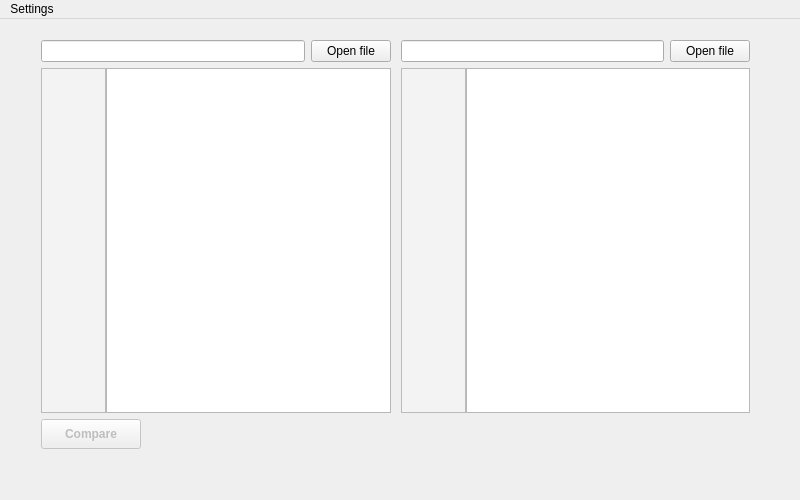
Old version of the form mainwindow.ui in the repository BraiNpusheR/mb_comparator.
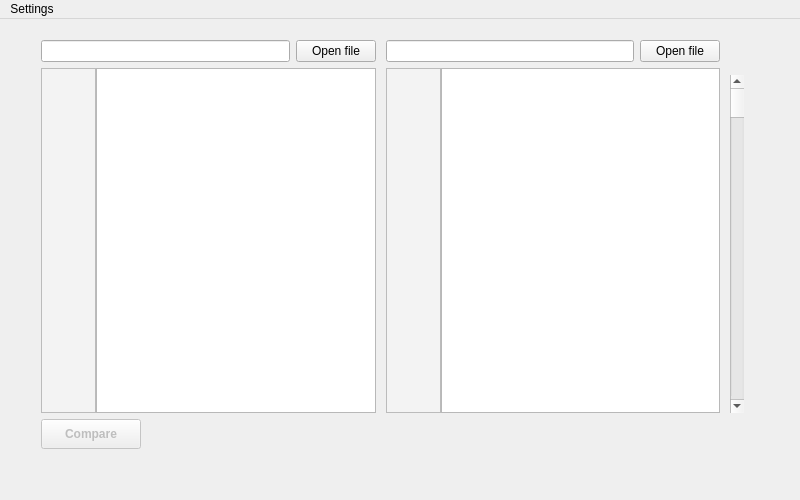
New version of the form.

Commit message: Поправил подстветку. Поправил форматирование. Добавил неактивный вертикальный скролл-бар. Синхронизировал ширину.

The edit to the form file:
```diff
--- a/mainwindow.ui
+++ b/mainwindow.ui
@@ -85,7 +85,7 @@
              </property>
              <property name="maximumSize">
               <size>
-               <width>65</width>
+               <width>55</width>
                <height>16777215</height>
               </size>
              </property>
@@ -185,7 +185,7 @@
             <widget class="QTextEdit" name="rightLineNumbers">
              <property name="maximumSize">
               <size>
-               <width>65</width>
+               <width>55</width>
                <height>16777215</height>
               </size>
              </property>
@@ -229,6 +229,33 @@
          </item>
         </layout>
        </item>
+       <item>
+        <layout class="QVBoxLayout" name="verticalLayout_3">
+         <item>
+          <spacer name="verticalSpacer">
+           <property name="orientation">
+            <enum>Qt::Vertical</enum>
+           </property>
+           <property name="sizeType">
+            <enum>QSizePolicy::Fixed</enum>
+           </property>
+           <property name="sizeHint" stdset="0">
+            <size>
+             <width>20</width>
+             <height>35</height>
+            </size>
+           </property>
+          </spacer>
+         </item>
+         <item>
+          <widget class="QScrollBar" name="verticalScrollBar">
+           <property name="orientation">
+            <enum>Qt::Vertical</enum>
+           </property>
+          </widget>
+         </item>
+        </layout>
+       </item>
       </layout>
      </item>
      <item>
```
The commit also changes 5 other files.
